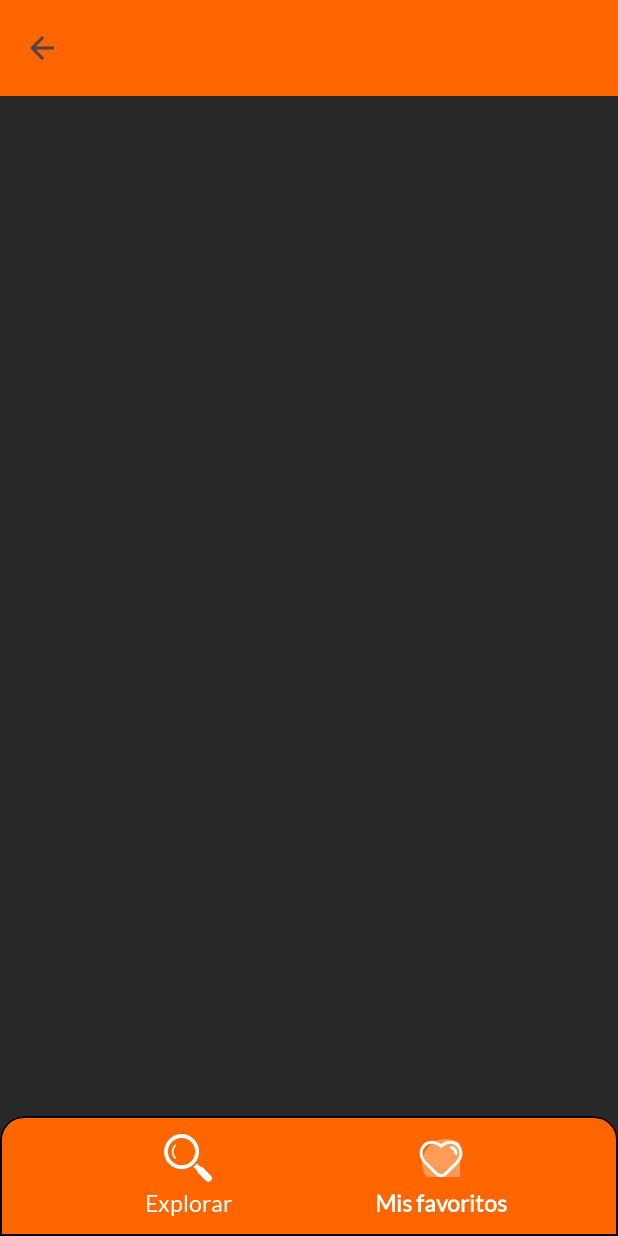
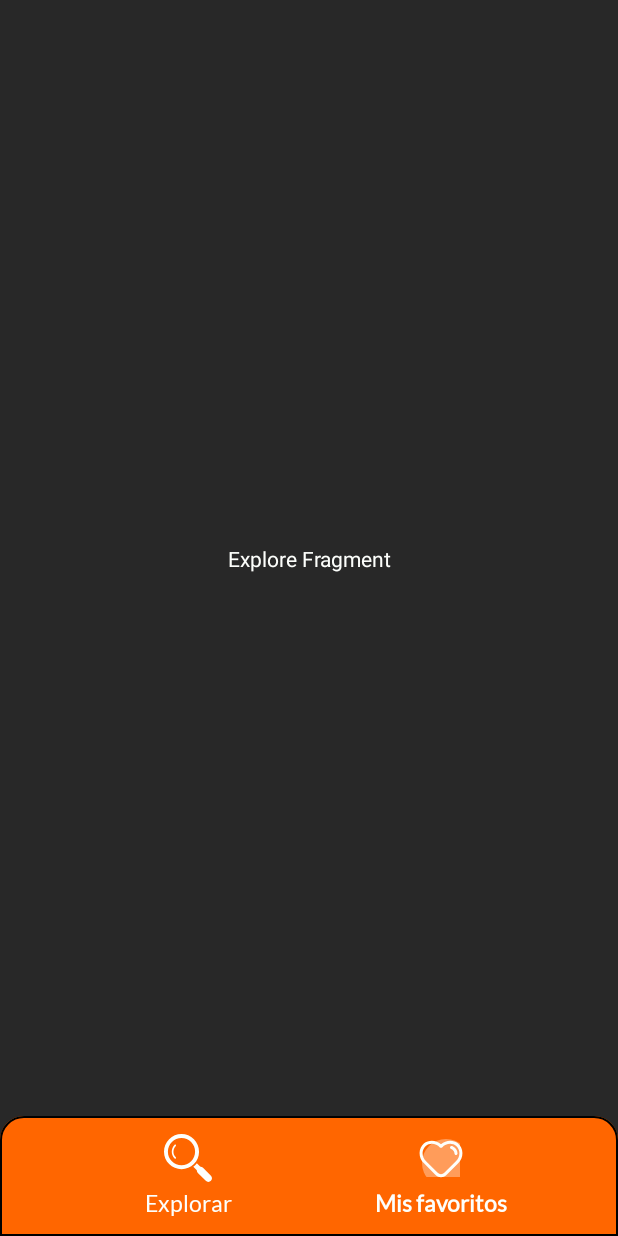
Before and after one commit to alebarrob/donde-lo-veo, an Android app: the screen it shows after launch (MainActivity), item 2 of the bottom bar chosen, on a phone screen of 412 x 824 dp. Run offline under Robolectric (Android 15) with nearby library versions, the phone set to English and light mode, and no system bars; our stand-ins replace navigation-ui.

Commit message:
Navigation added to MainActivity

```diff
--- a/app/src/main/java/barrera/alejandro/dondeloveo/presentation/MainActivity.kt
+++ b/app/src/main/java/barrera/alejandro/dondeloveo/presentation/MainActivity.kt
@@ -4,6 +4,10 @@ import android.content.res.ColorStateList
 import androidx.appcompat.app.AppCompatActivity
 import android.os.Bundle
 import androidx.coordinatorlayout.widget.CoordinatorLayout
+import androidx.core.view.isVisible
+import androidx.navigation.NavController
+import androidx.navigation.fragment.NavHostFragment
+import androidx.navigation.ui.setupWithNavController
 import barrera.alejandro.dondeloveo.R
 import barrera.alejandro.dondeloveo.databinding.ActivityMainBinding
 import com.google.android.material.appbar.AppBarLayout
@@ -21,6 +25,9 @@ class MainActivity : AppCompatActivity() {
     private lateinit var coordinatorLayout: CoordinatorLayout
     private lateinit var bottomAppBar: BottomAppBar
     private lateinit var bottomNavigationView: BottomNavigationView
+    private lateinit var navHostFragment: NavHostFragment
+    private lateinit var navController: NavController
+    private var isFavoriteScreen: Boolean = false
 
     override fun onCreate(savedInstanceState: Bundle?) {
         super.onCreate(savedInstanceState)
@@ -28,7 +35,10 @@ class MainActivity : AppCompatActivity() {
         setupViewBinding()
         setContentView(binding.root)
 
+        setupNavController()
         setupBottomBar()
+        onNavigationDestinationChanged()
+        setupTopAppBarNavigation()
     }
 
     private fun setupViewBinding() {
@@ -39,8 +49,15 @@ class MainActivity : AppCompatActivity() {
         bottomNavigationView = binding.bottomNavigationView
     }
 
+    private fun setupNavController() {
+        navHostFragment = supportFragmentManager
+            .findFragmentById(R.id.navHostFragment) as NavHostFragment
+        navController = navHostFragment.navController
+    }
+
     private fun setupBottomBar() {
         setupBottomAppBarAppearance()
+        setupBottomAppBarNavigation()
     }
 
     private fun setupBottomAppBarAppearance() {
@@ -56,4 +73,68 @@ class MainActivity : AppCompatActivity() {
 
         bottomAppBar.background = shapeDrawable
     }
+
+    private fun setupBottomAppBarNavigation() {
+        bottomNavigationView.setupWithNavController(navController)
+        bottomNavigationView.setOnItemSelectedListener { menuItem ->
+            when (menuItem.itemId) {
+                R.id.exploreItem -> {
+                    navController.navigate(
+                        ExploreFragmentDirections.refreshMasterFragment(isFavoriteScreen = false)
+                    )
+                }
+
+                R.id.favoriteItem -> {
+                    navController.navigate(
+                        ExploreFragmentDirections.refreshMasterFragment(isFavoriteScreen = true)
+                    )
+                }
+            }
+            true
+        }
+    }
+
+    private fun onNavigationDestinationChanged() {
+        navController.addOnDestinationChangedListener { _, destination, bundle ->
+            getBundleArguments(bundle)
+            when (destination.id) {
+                R.id.exploreFragment -> {
+                    if (isFavoriteScreen) {
+                        setMenuItemChecked(R.id.favoriteItem)
+                    } else {
+                        setMenuItemChecked(R.id.favoriteItem)
+                    }
+                    appBarLayout.isVisible = false
+                    coordinatorLayout.isVisible = true
+                }
+
+                R.id.detailsFragment -> {
+                    appBarLayout.isVisible = true
+                    coordinatorLayout.isVisible = false
+                }
+            }
+        }
+    }
+
+    private fun getBundleArguments(bundle: Bundle?) {
+        bundle?.let { arguments ->
+            if (!arguments.isEmpty) {
+                isFavoriteScreen = arguments.getBoolean(IS_FAVORITE_SCREEN)
+            }
+        }
+    }
+
+    private fun setMenuItemChecked(menuItemId: Int) {
+        bottomNavigationView.menu.findItem(menuItemId)?.isChecked = true
+    }
+
+    private fun setupTopAppBarNavigation() {
+        materialToolbar.setNavigationOnClickListener {
+            supportFragmentManager.popBackStack()
+        }
+    }
+
+    companion object {
+        private const val IS_FAVORITE_SCREEN = "isFavoriteScreen"
+    }
 }
--- a/app/src/main/res/layout/activity_main.xml
+++ b/app/src/main/res/layout/activity_main.xml
@@ -10,6 +10,7 @@
         android:id="@+id/appBarLayout"
         android:layout_width="match_parent"
         android:layout_height="wrap_content"
+        app:layout_constraintBottom_toTopOf="@+id/navHostFragment"
         app:layout_constraintLeft_toLeftOf="parent"
         app:layout_constraintRight_toRightOf="parent"
         app:layout_constraintTop_toTopOf="parent">
@@ -23,13 +24,26 @@
 
     </com.google.android.material.appbar.AppBarLayout>
 
+    <androidx.fragment.app.FragmentContainerView
+        android:id="@+id/navHostFragment"
+        android:name="androidx.navigation.fragment.NavHostFragment"
+        android:layout_width="0dp"
+        android:layout_height="0dp"
+        app:defaultNavHost="true"
+        app:layout_constraintBottom_toTopOf="@+id/coordinatorLayout"
+        app:layout_constraintLeft_toLeftOf="parent"
+        app:layout_constraintRight_toRightOf="parent"
+        app:layout_constraintTop_toBottomOf="@+id/appBarLayout"
+        app:navGraph="@navigation/nav_graph" />
+
     <androidx.coordinatorlayout.widget.CoordinatorLayout
         android:id="@+id/coordinatorLayout"
         android:layout_width="match_parent"
         android:layout_height="wrap_content"
         app:layout_constraintBottom_toBottomOf="parent"
         app:layout_constraintLeft_toLeftOf="parent"
-        app:layout_constraintRight_toRightOf="parent" >
+        app:layout_constraintRight_toRightOf="parent"
+        app:layout_constraintTop_toBottomOf="@+id/navHostFragment">
 
         <com.google.android.material.bottomappbar.BottomAppBar
             android:id="@+id/bottomAppBar"
--- /dev/null
+++ b/app/src/main/res/navigation/nav_graph.xml
@@ -0,0 +1,42 @@
+<?xml version="1.0" encoding="utf-8"?>
+<navigation xmlns:android="http://schemas.android.com/apk/res/android"
+    xmlns:app="http://schemas.android.com/apk/res-auto"
+    xmlns:tools="http://schemas.android.com/tools"
+    android:id="@+id/nav_graph"
+    app:startDestination="@id/exploreFragment">
+
+    <fragment
+        android:id="@+id/exploreFragment"
+        android:name="barrera.alejandro.dondeloveo.presentation.ExploreFragment"
+        android:label="masterFragment"
+        tools:layout="@layout/fragment_explore">
+        <action
+            android:id="@+id/refresh_master_fragment"
+            app:destination="@id/exploreFragment" />
+        <action
+            android:id="@+id/navigate_to_details_fragment"
+            app:destination="@id/detailsFragment" />
+        <argument
+            android:name="isFavoriteScreen"
+            app:argType="boolean"
+            android:defaultValue="false" />
+
+    </fragment>
+
+    <fragment
+        android:id="@+id/detailsFragment"
+        android:name="barrera.alejandro.dondeloveo.presentation.DetailsFragment"
+        android:label="detailFragment"
+        tools:layout="@layout/fragment_details">
+        <argument
+            android:name="id"
+            app:argType="integer" />
+        <argument
+            android:name="isFavoriteScreen"
+            app:argType="boolean"
+            android:defaultValue="false" />
+
+    </fragment>
+
+
+</navigation>
```
